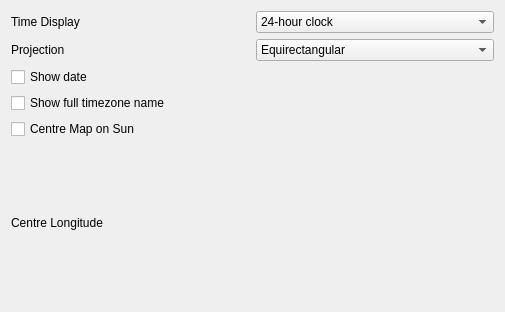
Before: the Qt Designer form src/plasmoid/worldclockConfig.ui in KDE/marble, drawn with Qt 5.
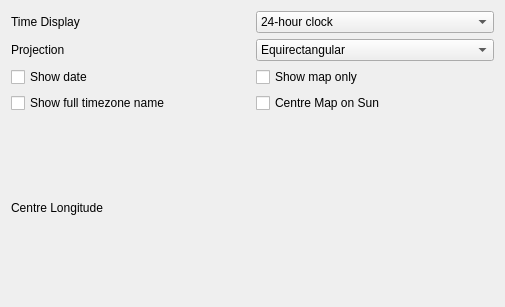
After: the same form once the commit is applied. Custom widgets are drawn as their Qt base class.

Commit message: Add option to show just the map and not the time

What changed in the file:
```diff
--- a/src/plasmoid/worldclockConfig.ui
+++ b/src/plasmoid/worldclockConfig.ui
@@ -9,7 +9,7 @@
     <x>0</x>
     <y>0</y>
     <width>505</width>
-    <height>312</height>
+    <height>307</height>
    </rect>
   </property>
   <property name="sizePolicy" >
@@ -33,9 +33,7 @@
   <property name="windowTitle" >
    <string>Worldclock Applet Configuration</string>
   </property>
-  <layout class="QVBoxLayout" >
-   <item>
-    <layout class="QVBoxLayout" >
+  <layout class="QVBoxLayout" name="verticalLayout" >
      <item>
       <layout class="QHBoxLayout" name="horizontalLayout" >
        <item>
@@ -99,6 +97,8 @@
       </layout>
      </item>
      <item>
+    <layout class="QGridLayout" name="gridLayout" >
+     <item row="0" column="0" >
       <widget class="QCheckBox" name="showDateCheckBox" >
        <property name="toolTip" >
         <string>Check to show the date as well as the time</string>
@@ -114,7 +114,7 @@
        </property>
       </widget>
      </item>
-     <item>
+     <item row="1" column="0" >
       <widget class="QCheckBox" name="showFullCheckBox" >
        <property name="toolTip" >
         <string>Chooses whether to show the full name of the timezone</string>
@@ -127,7 +127,14 @@
        </property>
       </widget>
      </item>
-     <item>
+     <item row="0" column="1" >
+      <widget class="QCheckBox" name="showMapOnlyCheckBox" >
+       <property name="text" >
+        <string>Show map only</string>
+       </property>
+      </widget>
+     </item>
+     <item row="1" column="1" >
       <widget class="QCheckBox" name="centerSunCheckBox" >
        <property name="toolTip" >
         <string>Check to centre the map on the area currently illuminated by the sun</string>
@@ -143,6 +150,8 @@
        </property>
       </widget>
      </item>
+    </layout>
+   </item>
      <item>
       <layout class="QHBoxLayout" >
        <item>
@@ -159,9 +168,7 @@
         </widget>
        </item>
        <item>
-        <widget class="Marble::LatLonEdit" native="1" name="rotationLatLonEdit" />
-       </item>
-      </layout>
+      <widget class="Marble::LatLonEdit" name="rotationLatLonEdit" />
      </item>
     </layout>
    </item>
```
Lines whose indentation alone changed are shown as unchanged. The commit also changes 2 other files.
